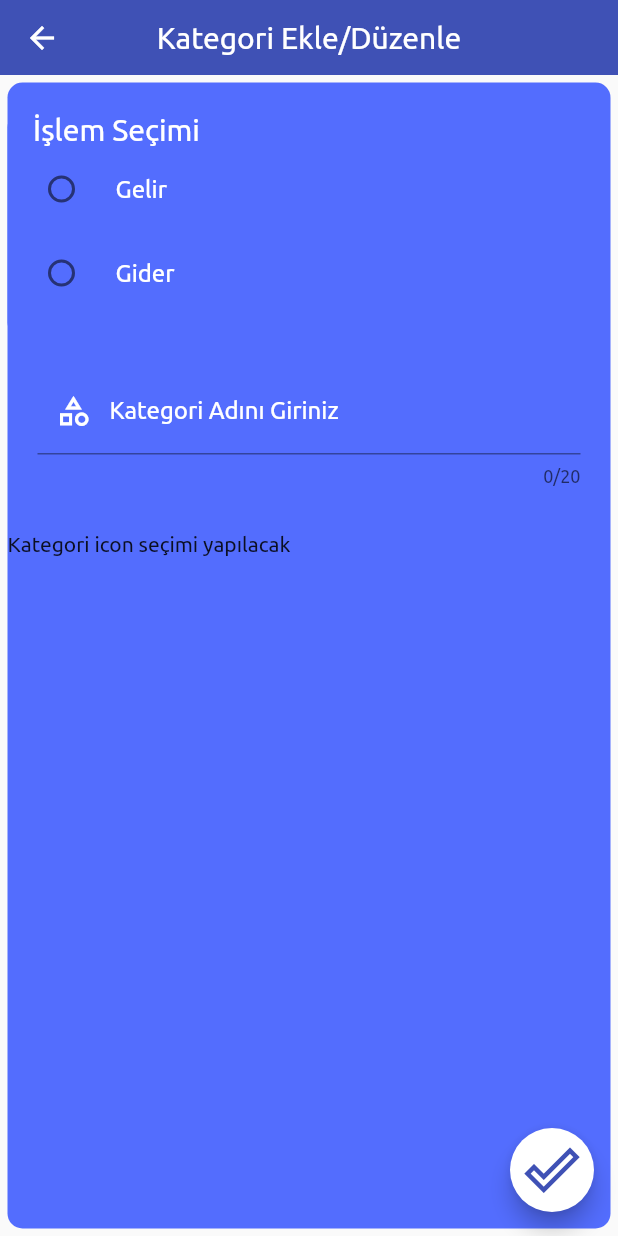
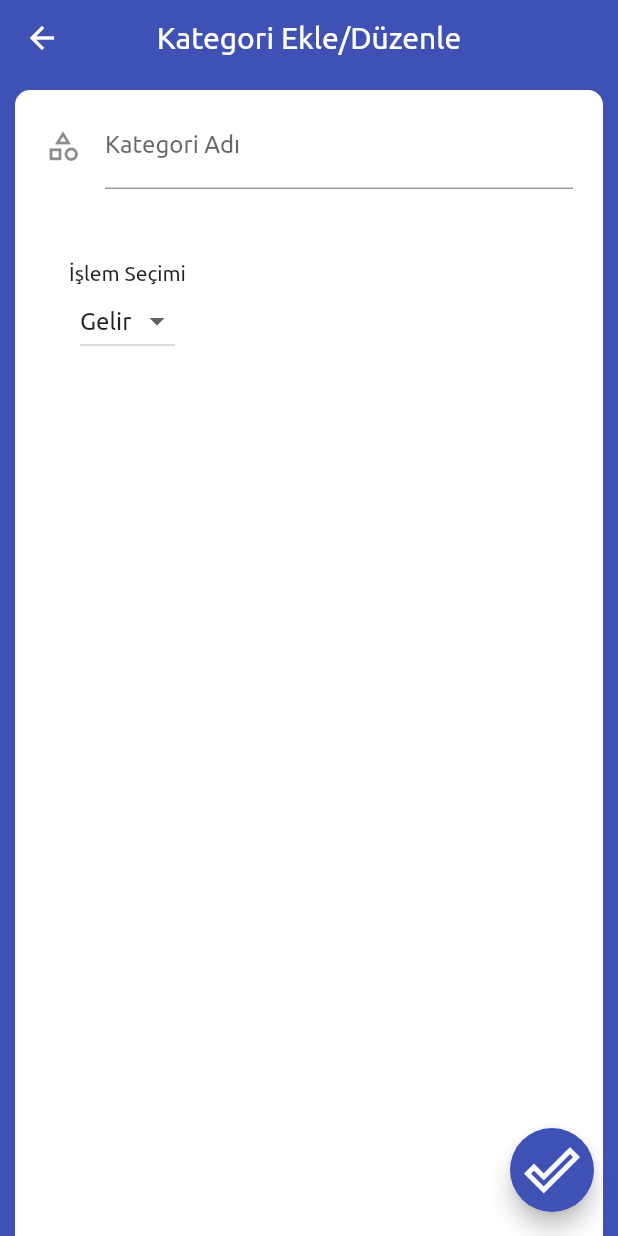
Before and after one commit to fatihatagunn/wepurse, a Flutter app: the AddCategoryPage screen opened directly, on a phone screen of 412 x 824 dp. Run offline on Flutter 3.47's test engine with Material 2 defaults, Android fonts, the phone set to English and light mode, and no system bars; our stand-ins replace date_format.

Commit message:
New design for add_category_page.dart .

```diff
--- a/lib/ui/add_category_page.dart
+++ b/lib/ui/add_category_page.dart
@@ -11,120 +11,29 @@ class AddCategoryPage extends StatefulWidget {
 }
 
 class AddCategoryPageState extends State<AddCategoryPage> {
-  String process = "";
+  String chosenProcess = "Gelir";
+
+  List<String> processes = ["Gelir", "Gider"];
+
+//  Icon chosenIcon = Icon(Icons.account_balance_wallet_outlined);
+
+ // List<Icon> icons = [
+   // Icon(Icons.icecream),
+    //Icon(Icons.account_balance_wallet_outlined)
+  //];
 
   @override
   Widget build(BuildContext context) {
     return Material(
       child: Scaffold(
+        backgroundColor: Colors.indigo,
         resizeToAvoidBottomPadding: false,
         appBar: AppBarWidget.withTitle("Kategori Ekle/Düzenle"),
-        body: Padding(
-          padding: EdgeInsets.all(5),
-          child: Container(
-            width: double.infinity,
-            height: MediaQuery.of(context).size.height,
-            decoration: BoxDecoration(
-              color: Colors.indigoAccent,
-              borderRadius: BorderRadius.circular(10),
-            ),
-            child: Column(
-
-              crossAxisAlignment: CrossAxisAlignment.start,
-              children: <Widget>[
-                SizedBox(
-                  height: 20,
-                ),
-                Container(
-
-                  width: 150,
-                  height: 150,
-                  decoration: BoxDecoration(
-                    color: Colors.indigoAccent,
-                    borderRadius: BorderRadius.circular(10),
-                  ),
-                  child: Column(
-                    children: <Widget>[
-                      Text(
-                        "İşlem Seçimi ",
-                        style: TextStyle(
-                          fontSize: 20,
-                          color: Colors.white,
-                        ),
-                      ),
-                      RadioListTile<String>(
-                        activeColor: Colors.white,
-                        value: "Gelir",
-                        groupValue: process,
-                        onChanged: (value) {
-                          setState(() {
-                            process = value;
-                          });
-                        },
-                        title: Text(
-                          "Gelir",
-                          style: TextStyle(
-                            color: Colors.white,
-                          ),
-                        ),
-                      ),
-                      RadioListTile<String>(
-                        activeColor: Colors.white,
-                        value: "Gider",
-                        groupValue: process,
-                        onChanged: (value) {
-                          setState(() {
-                            process = value;
-                          });
-                        },
-                        title: Text(
-                          "Gider",
-                          style: TextStyle(
-                            color: Colors.white,
-                          ),
-                        ),
-                      ),
-                    ],
-                  ),
-                ),
-
-                Padding(
-                  padding: const EdgeInsets.all(20.0),
-                  child: TextFormField(
-                    maxLines: 1,
-                    maxLength: 20,
-                    maxLengthEnforced: true,
-                    decoration: InputDecoration(
-                      labelStyle: TextStyle(
-                        color: Colors.white,
-                      ),
-                      labelText: "Kategori Adını Giriniz",
-                      prefixIcon: Icon(
-                        Icons.category_outlined,
-                        color: Colors.white,
-                      ),
-                      focusedBorder: OutlineInputBorder(
-                        borderSide: BorderSide(
-                          color: Colors.white,
-                        ),
-                      ),
-                    ),
-                  ),
-                ),
-
-                SizedBox( height: 10,),
-
-
-                Text("Kategori icon seçimi yapılacak"),
-              ],
-            ),
-          ),
-        ),
         floatingActionButton: FloatingActionButton(
-          backgroundColor: Colors.white,
+          backgroundColor: Colors.indigo,
           child: Icon(
             Icons.done_outline_outlined,
-            color: Colors.indigo,
+            color: Colors.white,
             size: 37,
           ),
           onPressed: () {
@@ -136,6 +45,90 @@ class AddCategoryPageState extends State<AddCategoryPage> {
             );
           },
         ),
+        body: Padding(
+          padding: EdgeInsets.only(
+            left: 10,
+            top: 10,
+            right: 10,
+          ),
+          child: Container(
+            width: double.infinity,
+            height: MediaQuery.of(context).size.height,
+            decoration: BoxDecoration(
+              color: Colors.white,
+              borderRadius: BorderRadius.only(
+                topLeft: Radius.circular(10),
+                topRight: Radius.circular(10),
+              ),
+            ),
+            child: Column(
+              children: <Widget>[
+                Padding(
+                  padding: const EdgeInsets.only(
+                    right: 20,
+                    left: 20,
+                    top: 8,
+                    bottom: 5,
+                  ),
+                  child: TextField(
+                    decoration: InputDecoration(
+                      icon: Icon(
+                        Icons.category_outlined,
+                      ),
+                      labelText: "Kategori Adı",
+                      hintText: "Kategori Adını Giriniz",
+                    ),
+                  ),
+                ),
+                Row(
+                  children: <Widget>[
+                    Container(
+                      width: 150,
+                      height: 150,
+
+                      child: Column(
+                        mainAxisAlignment: MainAxisAlignment.center,
+                        children: <Widget>[
+                          Text("İşlem Seçimi"),
+                          DropdownButton<String>(
+                            items: processes.map((chosenProcess) {
+                              return DropdownMenuItem<String>(
+                                child: Text(
+                                  chosenProcess,
+                                ),
+                                value: chosenProcess,
+                              );
+                            }).toList(),
+                            onChanged: (chosenData) {
+                              setState(() {
+                                chosenProcess = chosenData;
+                              });
+                            },
+                            value: chosenProcess,
+                          ),
+                        ],
+                      ),
+                    ),
+                   /* DropdownButton<Icon>(
+                      items: icons.map((chosenIcon) {
+                        return DropdownMenuItem<Icon>(
+                          child: chosenIcon,
+                          value: chosenIcon,
+                        );
+                      }).toList(),
+                      onChanged: (inputData) {
+                        setState(() {
+                          chosenIcon = inputData;
+                        });
+                      },
+                      value: chosenIcon,
+                    ),*/
+                  ],
+                ),
+              ],
+            ),
+          ),
+        ),
       ),
     );
   }
```
